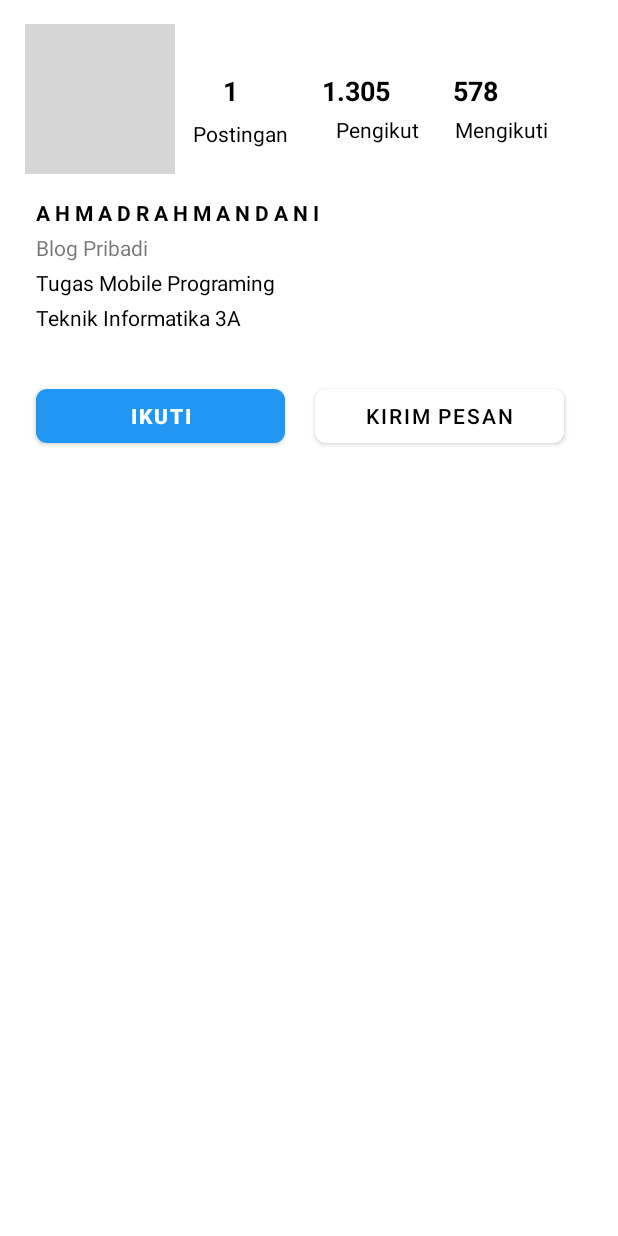
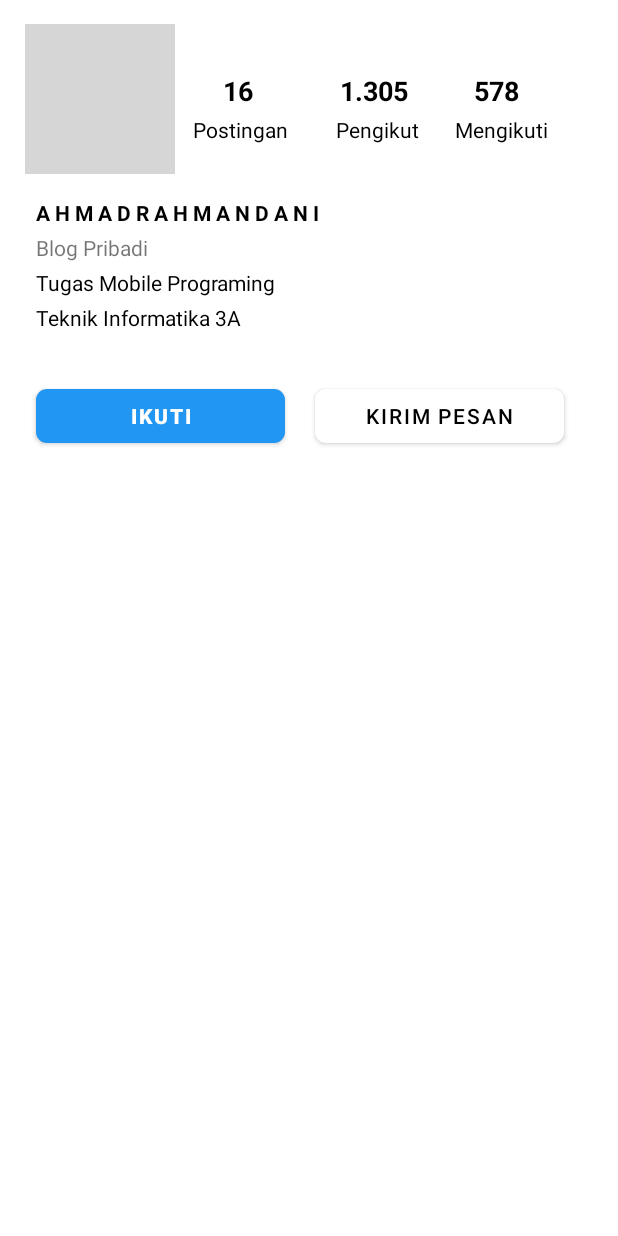
Before and after one commit to ahmadrhmndni/MyInsta, an Android app: the layout activity_main.xml on its own in the app's theme, with its tools: preview values and no code run, on a phone screen of 412 x 824 dp. Run offline under Robolectric (Android 15) with nearby library versions, the phone set to English and light mode, and no system bars; Roboto replaces fonts that are not available here; grey boxes are pictures that could not be loaded.

Commit message:
Update activity_main.xml

```diff
--- a/app/src/main/res/layout/activity_main.xml
+++ b/app/src/main/res/layout/activity_main.xml
@@ -21,8 +21,8 @@
 
     <TextView
         android:id="@+id/lbl_count_postingan"
-        android:layout_width="16dp"
-        android:layout_height="27dp"
+        android:layout_width="wrap_content"
+        android:layout_height="wrap_content"
         android:layout_marginStart="32dp"
         android:layout_marginLeft="32dp"
         android:layout_marginTop="32dp"
@@ -33,7 +33,8 @@
         app:layout_constraintEnd_toEndOf="parent"
         app:layout_constraintHorizontal_bias="0.0"
         app:layout_constraintStart_toEndOf="@+id/lbl_profil"
-        app:layout_constraintTop_toTopOf="@+id/lbl_profil" />
+        app:layout_constraintTop_toTopOf="@+id/lbl_profil"
+        tools:text="16" />
 
     <TextView
         android:id="@+id/lbl_postingan"
@@ -51,8 +52,8 @@
         android:id="@+id/lbl_count_pengikut"
         android:layout_width="wrap_content"
         android:layout_height="wrap_content"
-        android:layout_marginStart="50dp"
-        android:layout_marginLeft="50dp"
+        android:layout_marginStart="58dp"
+        android:layout_marginLeft="58dp"
         android:layout_marginTop="32dp"
         android:text="@string/lbl_count_pengikut"
         android:textColor="@color/black"
@@ -77,8 +78,8 @@
         android:id="@+id/lbl_count_mengikuti"
         android:layout_width="wrap_content"
         android:layout_height="wrap_content"
-        android:layout_marginStart="42dp"
-        android:layout_marginLeft="42dp"
+        android:layout_marginStart="44dp"
+        android:layout_marginLeft="44dp"
         android:layout_marginTop="32dp"
         android:text="@string/lbl_count_mengikuti"
         android:textColor="@color/black"
```
